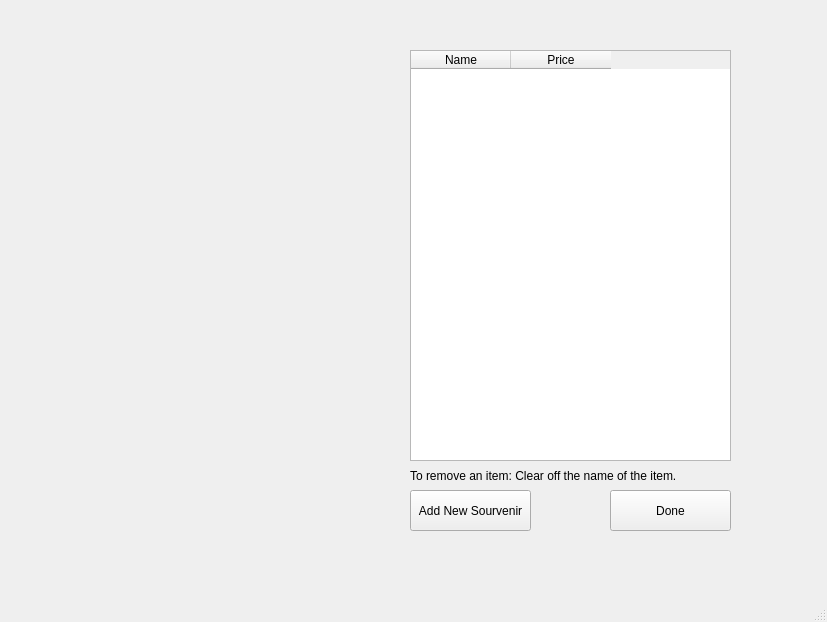
Above: mainwindow.ui from WinterCS003/Project-2 before the change. Below: the same form after it.
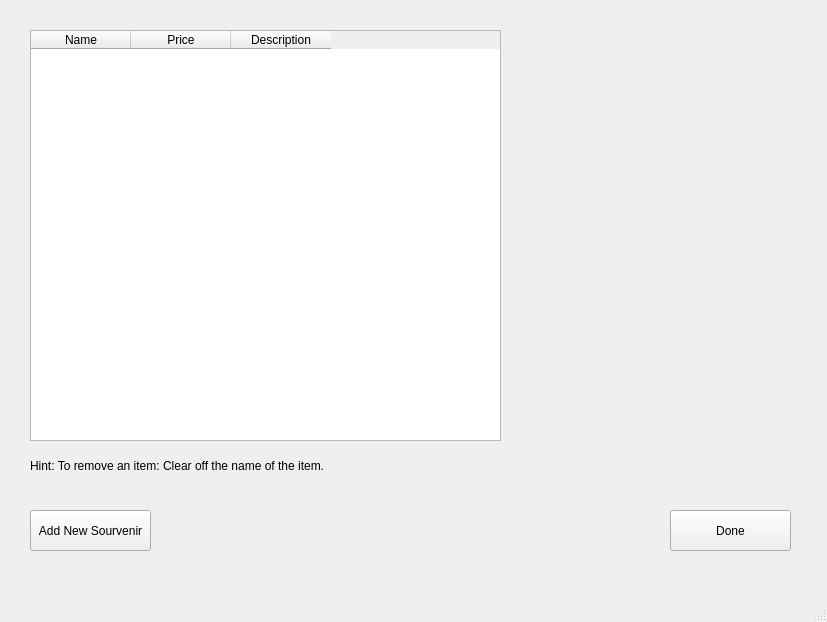
That is the form after the change. The open tabs and pages were chosen to show the change. Icons and pictures are not drawn.

Commit message: made mod souvenir related functions/widgets consistent in name

The edit to the form file:
```diff
--- a/mainwindow.ui
+++ b/mainwindow.ui
@@ -1283,9 +1283,9 @@
      <widget class="QTableWidget" name="modSouvenirTable">
       <property name="geometry">
        <rect>
-        <x>400</x>
-        <y>50</y>
-        <width>321</width>
+        <x>20</x>
+        <y>30</y>
+        <width>471</width>
         <height>411</height>
        </rect>
       </property>
@@ -1299,25 +1299,17 @@
         <string>Price</string>
        </property>
       </column>
+      <column>
+       <property name="text">
+        <string>Description</string>
+       </property>
+      </column>
      </widget>
-     <widget class="QLabel" name="label_15">
+     <widget class="QPushButton" name="modSouvenir_addNewButton">
       <property name="geometry">
        <rect>
-        <x>40</x>
-        <y>300</y>
-        <width>301</width>
-        <height>201</height>
-       </rect>
-      </property>
-      <property name="text">
-       <string>&lt;html&gt;&lt;head/&gt;&lt;body&gt;&lt;p&gt;&lt;img src=&quot;:/logos/souvenirsLogo.jpeg&quot;/&gt;&lt;/p&gt;&lt;/body&gt;&lt;/html&gt;</string>
-      </property>
-     </widget>
-     <widget class="QPushButton" name="modSAddNewButton">
-      <property name="geometry">
-       <rect>
-        <x>400</x>
-        <y>490</y>
+        <x>20</x>
+        <y>510</y>
         <width>121</width>
         <height>41</height>
        </rect>
@@ -1329,8 +1321,8 @@
      <widget class="QPushButton" name="modSDoneButton">
       <property name="geometry">
        <rect>
-        <x>600</x>
-        <y>490</y>
+        <x>660</x>
+        <y>510</y>
         <width>121</width>
         <height>41</height>
        </rect>
@@ -1342,23 +1334,23 @@
      <widget class="QLabel" name="label">
       <property name="geometry">
        <rect>
-        <x>400</x>
-        <y>460</y>
+        <x>20</x>
+        <y>450</y>
         <width>341</width>
         <height>31</height>
        </rect>
       </property>
       <property name="text">
-       <string>To remove an item: Clear off the name of the item.</string>
+       <string>Hint: To remove an item: Clear off the name of the item.</string>
       </property>
      </widget>
      <widget class="QLabel" name="modSouvenir_message">
       <property name="geometry">
        <rect>
-        <x>20</x>
-        <y>50</y>
-        <width>291</width>
-        <height>41</height>
+        <x>510</x>
+        <y>30</y>
+        <width>271</width>
+        <height>411</height>
        </rect>
       </property>
       <property name="text">
```
Left out of the diff: 10 changed lines with no effect on the pictures. The commit also changes 2 other files.
